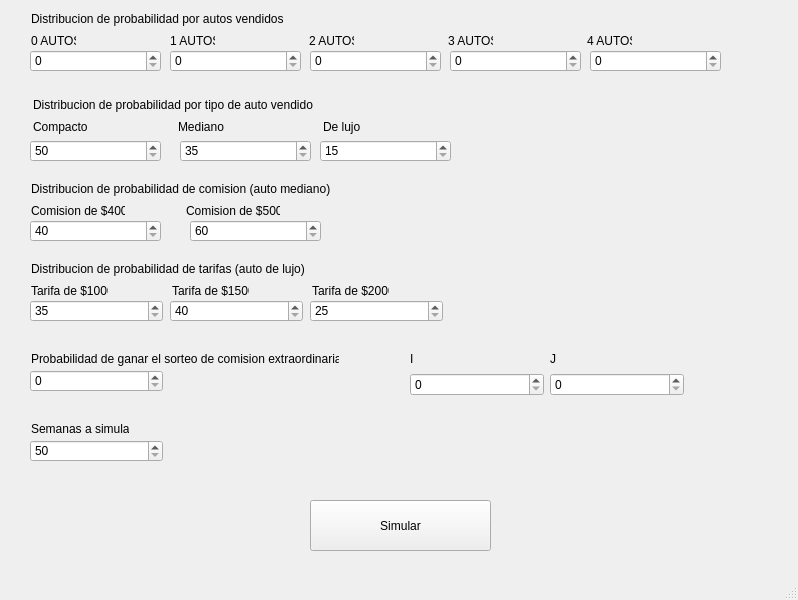
First picture: the form in TP3 Simulacion/interfazSimuladorAutos.ui, repository tinchomengo/simulacionTPs, before the edit.
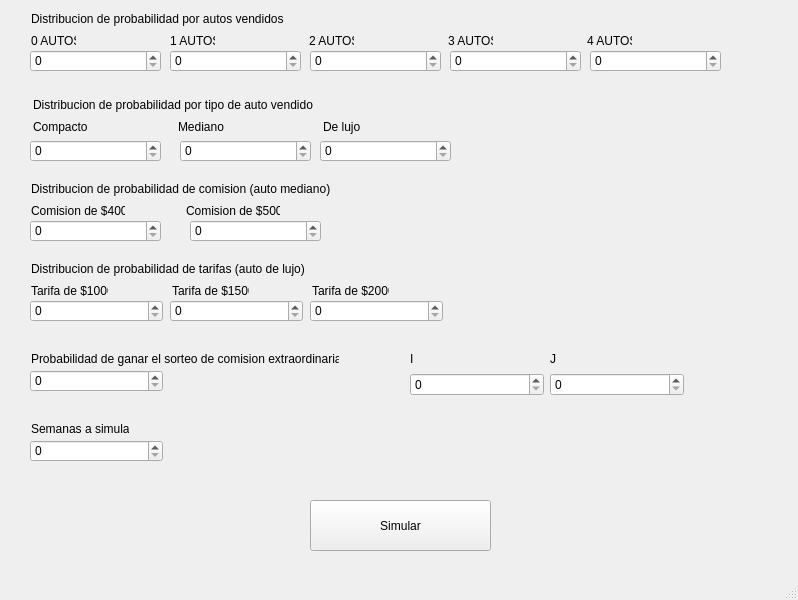
Second picture: the form after the edit.

Commit message: interfaz en 0

```diff
--- a/TP3 Simulacion/interfazSimuladorAutos.ui
+++ b/TP3 Simulacion/interfazSimuladorAutos.ui
@@ -56,7 +56,10 @@
      </rect>
     </property>
     <property name="minimum">
-     <number>35</number>
+     <number>0</number>
+    </property>
+    <property name="value">
+     <number>0</number>
     </property>
    </widget>
    <widget class="QSpinBox" name="tarifa2">
@@ -69,7 +72,10 @@
      </rect>
     </property>
     <property name="minimum">
-     <number>40</number>
+     <number>0</number>
+    </property>
+    <property name="value">
+     <number>0</number>
     </property>
    </widget>
    <widget class="QSpinBox" name="tarifa3">
@@ -82,7 +88,10 @@
      </rect>
     </property>
     <property name="minimum">
-     <number>25</number>
+     <number>0</number>
+    </property>
+    <property name="value">
+     <number>0</number>
     </property>
    </widget>
    <widget class="QSpinBox" name="comision1">
@@ -95,7 +104,10 @@
      </rect>
     </property>
     <property name="minimum">
-     <number>40</number>
+     <number>0</number>
+    </property>
+    <property name="value">
+     <number>0</number>
     </property>
    </widget>
    <widget class="QSpinBox" name="comision2">
@@ -108,7 +120,10 @@
      </rect>
     </property>
     <property name="minimum">
-     <number>60</number>
+     <number>0</number>
+    </property>
+    <property name="value">
+     <number>0</number>
     </property>
    </widget>
    <widget class="QSpinBox" name="compacto">
@@ -121,7 +136,10 @@
      </rect>
     </property>
     <property name="minimum">
-     <number>50</number>
+     <number>0</number>
+    </property>
+    <property name="value">
+     <number>0</number>
     </property>
    </widget>
    <widget class="QSpinBox" name="mediano">
@@ -134,7 +152,10 @@
      </rect>
     </property>
     <property name="minimum">
-     <number>35</number>
+     <number>0</number>
+    </property>
+    <property name="value">
+     <number>0</number>
     </property>
    </widget>
    <widget class="QSpinBox" name="lujo">
@@ -147,7 +168,10 @@
      </rect>
     </property>
     <property name="minimum">
-     <number>15</number>
+     <number>0</number>
+    </property>
+    <property name="value">
+     <number>0</number>
     </property>
    </widget>
    <widget class="QSpinBox" name="auto0">
@@ -225,13 +249,13 @@
      </rect>
     </property>
     <property name="minimum">
-     <number>50</number>
+     <number>0</number>
     </property>
     <property name="maximum">
      <number>100000</number>
     </property>
     <property name="value">
-     <number>50</number>
+     <number>0</number>
     </property>
    </widget>
    <widget class="QLabel" name="label_18">
```
Left out of the diff: 15 changed lines with no effect on the pictures. The commit also changes 3 other files.
